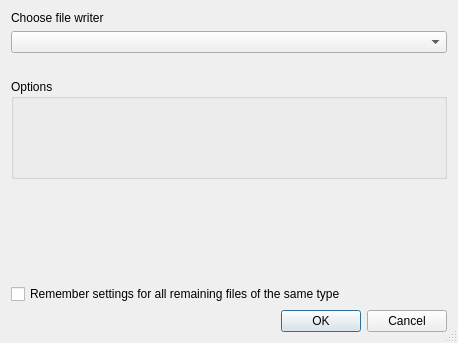
Above: Modules/QtWidgets/QmitkFileWriterOptionsDialog.ui from MITK/MITK before the change. Below: the same form after it.
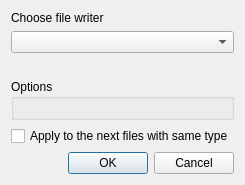
That is the form after the change.

Commit message: Adapt the "remember options" label and improved dialog size.

What changed in the file:
```diff
--- a/Modules/QtWidgets/QmitkFileWriterOptionsDialog.ui
+++ b/Modules/QtWidgets/QmitkFileWriterOptionsDialog.ui
@@ -6,20 +6,23 @@
    <rect>
     <x>0</x>
     <y>0</y>
-    <width>458</width>
-    <height>343</height>
+    <width>272</width>
+    <height>186</height>
    </rect>
   </property>
   <property name="windowTitle">
    <string>Dialog</string>
   </property>
   <property name="sizeGripEnabled">
-   <bool>true</bool>
+   <bool>false</bool>
   </property>
   <property name="modal">
    <bool>true</bool>
   </property>
   <layout class="QVBoxLayout" name="verticalLayout">
+   <property name="sizeConstraint">
+    <enum>QLayout::SetFixedSize</enum>
+   </property>
    <item>
     <widget class="QLabel" name="m_WriterLabel">
      <property name="text">
@@ -42,12 +45,6 @@
    </item>
    <item>
     <widget class="QGroupBox" name="m_OptionsBox">
-     <property name="sizePolicy">
-      <sizepolicy hsizetype="Preferred" vsizetype="Preferred">
-       <horstretch>0</horstretch>
-       <verstretch>0</verstretch>
-      </sizepolicy>
-     </property>
      <property name="title">
       <string>Options</string>
      </property>
@@ -61,23 +58,10 @@
      </layout>
     </widget>
    </item>
-   <item>
-    <spacer name="verticalSpacer">
-     <property name="orientation">
-      <enum>Qt::Vertical</enum>
-     </property>
-     <property name="sizeHint" stdset="0">
-      <size>
-       <width>20</width>
-       <height>10</height>
-      </size>
-     </property>
-    </spacer>
-   </item>
    <item>
     <widget class="QCheckBox" name="m_ReuseOptionsCheckBox">
      <property name="text">
-      <string>Remember settings for all remaining files of the same type</string>
+      <string>Apply to the next files with same type</string>
      </property>
     </widget>
    </item>
```
The commit also changes 1 other file.
